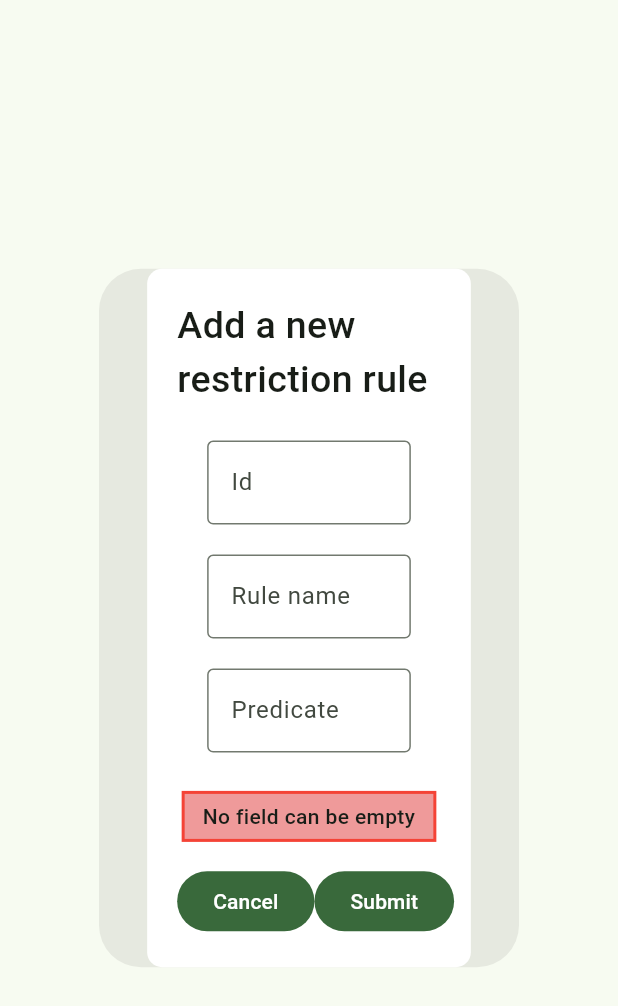
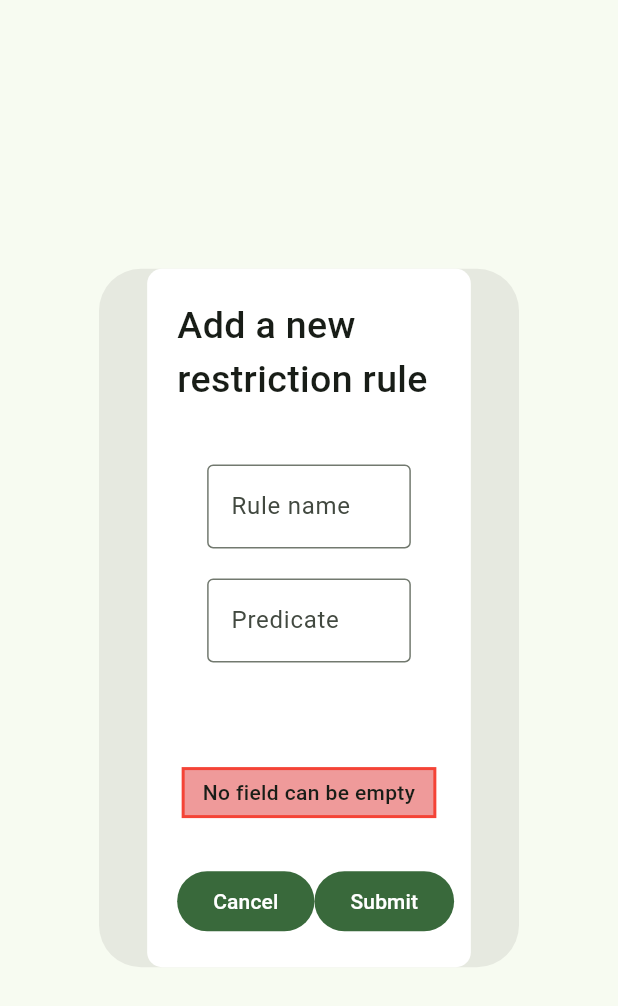
Before and after one commit to vorobii-vitalii/transaction-fraud-monitor-system, a Flutter app: the AddRestrictionRuleDialog widget shown alone on an empty page, opened directly, after a tap on "Submit", on a phone screen of 412 x 824 dp. Shown: the top 1006 px of the screen. Run offline on Flutter 3.47's test engine with Material 2 defaults, Android fonts, the phone set to English and light mode, and no system bars; our stand-ins replace country_picker, flutter_riverpod, get_it, go_router; missing offline and left inert: currency_picker, grpc, pluto_grid, protobuf; statements that could not run were skipped.

```diff
--- /dev/null
+++ b/ui/lib/data/address.dart
@@ -0,0 +1,11 @@
+class Address {
+  final String baseUrl;
+  final int port;
+
+  const Address({required this.baseUrl, required this.port});
+
+  factory Address.defaultLocalhost() =>
+      const Address(baseUrl: 'localhost', port: 8000);
+
+  List<Address> get listDefaultOptions => [Address.defaultLocalhost()];
+}
--- a/ui/lib/data/server_data.dart
+++ /dev/null
@@ -1,11 +0,0 @@
-class ServerData {
-  final String baseUrl;
-  final int port;
-
-  const ServerData({required this.baseUrl, required this.port});
-
-  factory ServerData.defaultLocalhost() =>
-      const ServerData(baseUrl: 'localhost', port: 8000);
-
-  List<ServerData> get listDefaultOptions => [ServerData.defaultLocalhost()];
-}
--- a/ui/lib/dialogs/add_restriction_rule_dialog.dart
+++ b/ui/lib/dialogs/add_restriction_rule_dialog.dart
@@ -4,6 +4,7 @@ import 'package:ui/common_widgets/text_field_list.dart';
 import 'package:ui/locator.dart';
 import 'package:ui/services/fraud_detect_service.dart';
 import 'package:ui/services/proto/fraud-detection-service.pb.dart';
+import 'package:uuid/uuid.dart';
 
 class AddRestrictionRuleDialog extends StatefulWidget {
   const AddRestrictionRuleDialog({super.key});
@@ -14,7 +15,6 @@ class AddRestrictionRuleDialog extends StatefulWidget {
 }
 
 class _AddRestrictionRuleDialogState extends State<AddRestrictionRuleDialog> {
-  late final TextEditingController idController;
   late final TextEditingController ruleNameController;
   late final TextEditingController predicateController;
 
@@ -23,7 +23,6 @@ class _AddRestrictionRuleDialogState extends State<AddRestrictionRuleDialog> {
 
   @override
   void initState() {
-    idController = TextEditingController();
     ruleNameController = TextEditingController();
     predicateController = TextEditingController();
     super.initState();
@@ -31,7 +30,6 @@ class _AddRestrictionRuleDialogState extends State<AddRestrictionRuleDialog> {
 
   @override
   void dispose() {
-    idController.dispose();
     ruleNameController.dispose();
     predicateController.dispose();
     super.dispose();
@@ -43,9 +41,7 @@ class _AddRestrictionRuleDialogState extends State<AddRestrictionRuleDialog> {
 
   Future<void> _onSubmit(BuildContext context) async {
     //TODO: 3lab content use form validation
-    if (idController.text.isEmpty ||
-        ruleNameController.text.isEmpty ||
-        predicateController.text.isEmpty) {
+    if (ruleNameController.text.isEmpty || predicateController.text.isEmpty) {
       setState(() => errorMessage = "No field can be empty");
       return;
     }
@@ -57,40 +53,8 @@ class _AddRestrictionRuleDialogState extends State<AddRestrictionRuleDialog> {
 
     final service = locator.get<FraudDetectService>();
 
-    //check if id is a number
-    if (int.tryParse(idController.text.trim()) == null) {
-      setState(() {
-        isLoading = false;
-        errorMessage = "Id should be a number";
-      });
-      return;
-    }
-
-    //TODO: move rules State to local page Provider so i don't have to send an extra request
-    //send request for a list of rules
-    late final RestrictionRules rules;
-    try {
-      rules = await service.restrictionRulesServiceClient
-          .getRestrictionRules(Empty());
-    } catch (e) {
-      setState(() {
-        isLoading = false;
-        errorMessage = "Failed to receive data";
-      });
-      return;
-    }
-
-    //Check if a row with this id already exists
-    if (rules.rule.map((x) => x.id).contains(idController.text.trim())) {
-      setState(() {
-        isLoading = false;
-        errorMessage = "A row with this id already exists";
-      });
-      return;
-    }
-
     //add new rule
-    final idString = idController.text.trim();
+    final idString = const Uuid().v4();
     final nameString = ruleNameController.text.trim();
     final predicateString = predicateController.text.trim();
     try {
@@ -133,11 +97,10 @@ class _AddRestrictionRuleDialogState extends State<AddRestrictionRuleDialog> {
                   childPadding:
                       const EdgeInsets.symmetric(horizontal: 20, vertical: 10),
                   data: [
-                    (idController, 'Id'),
                     (ruleNameController, 'Rule name'),
                     (predicateController, 'Predicate')
                   ]),
-              const Spacer(flex: 1),
+              const Spacer(flex: 2),
               isLoading ? const LinearProgressIndicator() : Container(),
               ErrorMessageWidget(
                   text: errorMessage,
--- a/ui/lib/locator.dart
+++ b/ui/lib/locator.dart
@@ -1,5 +1,5 @@
 import 'package:get_it/get_it.dart';
-import 'package:ui/data/server_data.dart';
+import 'package:ui/data/address.dart';
 import 'package:ui/services/dialog_service.dart';
 import 'package:ui/services/fraud_detect_service.dart';
 
@@ -7,6 +7,6 @@ final locator = GetIt.instance;
 
 void setupLocator() {
   locator.registerSingletonAsync<FraudDetectService>(() async =>
-      FraudDetectService.create(serverData: ServerData.defaultLocalhost()));
+      FraudDetectService.create(address: Address.defaultLocalhost()));
   locator.registerSingleton<DialogService>(const DialogService());
 }
--- a/ui/lib/routes/restriction_rules_route/restriction_rules_table.dart
+++ b/ui/lib/routes/restriction_rules_route/restriction_rules_table.dart
@@ -64,10 +64,7 @@ class _RestrictionRulesTableState extends State<RestrictionRulesTable> {
 
   List<PlutoColumn> _getPlutoColumns() => [
         PlutoColumn(
-            title: 'Id',
-            field: 'id',
-            width: 80,
-            type: PlutoColumnType.number()),
+            title: 'Id', field: 'id', width: 80, type: PlutoColumnType.text()),
         PlutoColumn(
             title: 'Rule name',
             field: 'ruleName',
--- a/ui/lib/services/fraud_detect_service.dart
+++ b/ui/lib/services/fraud_detect_service.dart
@@ -1,35 +1,35 @@
 import 'package:grpc/grpc.dart';
 import 'package:grpc/grpc_connection_interface.dart';
-import 'package:ui/data/server_data.dart';
+import 'package:ui/data/address.dart';
 import 'package:ui/services/proto/fraud-detection-service.pbgrpc.dart';
 //import 'package:grpc/grpc_web.dart';
 //import 'package:flutter/foundation.dart' show kIsWeb;
 
 class FraudDetectService {
-  final ServerData serverData;
+  final Address address;
 
   final RestrictionRulesServiceClient restrictionRulesServiceClient;
   final TransactionValidationServiceClient transactionValidationServiceClient;
 
   FraudDetectService._({
-    required this.serverData,
+    required this.address,
     required this.restrictionRulesServiceClient,
     required this.transactionValidationServiceClient,
   });
 
-  factory FraudDetectService.create({required ServerData serverData}) {
+  factory FraudDetectService.create({required Address address}) {
     ClientChannelBase channel;
     /*if (kIsWeb)
      channel = GrpcWebClientChannel.xhr(
-          Uri.parse('${serverData.baseUrl}:${serverData.port}'));
+          Uri.parse('${Address.baseUrl}:${Address.port}'));
     }*/
     channel = ClientChannel(
-      serverData.baseUrl,
-      port: serverData.port,
+      address.baseUrl,
+      port: address.port,
       options: const ChannelOptions(credentials: ChannelCredentials.insecure()),
     );
     return FraudDetectService._(
-        serverData: serverData,
+        address: address,
         restrictionRulesServiceClient: RestrictionRulesServiceClient(channel),
         transactionValidationServiceClient:
             TransactionValidationServiceClient(channel));
--- a/ui/pubspec.yaml
+++ b/ui/pubspec.yaml
@@ -39,6 +39,7 @@ dependencies:
   pluto_grid: ^7.0.2
   currency_picker: ^2.0.19
   country_picker: ^2.0.21
+  uuid: ^4.1.0
 
 dev_dependencies:
   flutter_test:
```
Also changed, not shown: ui/pubspec.lock.
